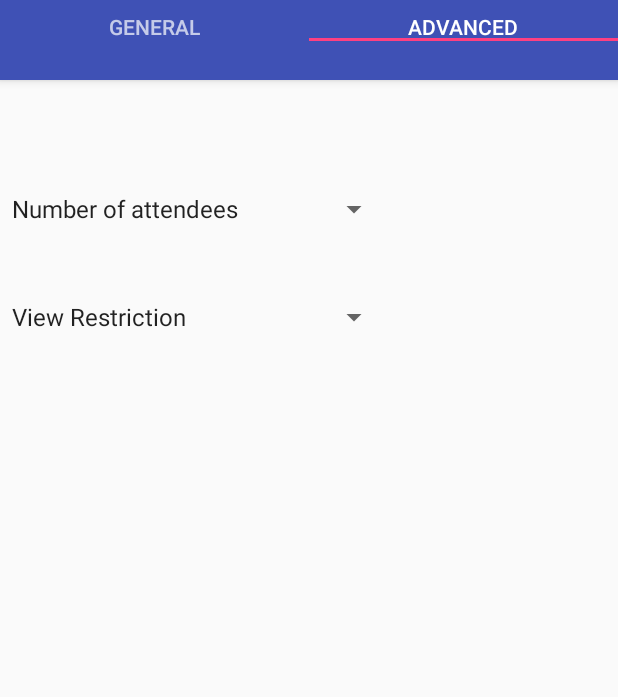
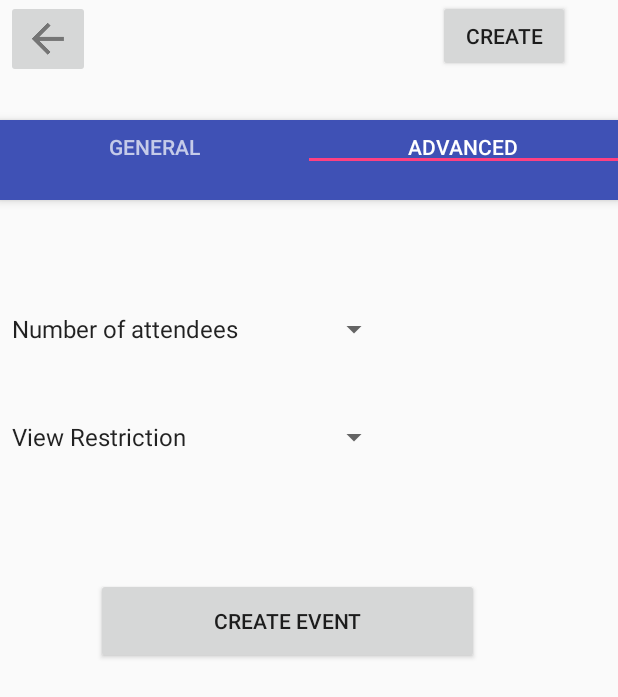
Before and after one commit to ilyayudkovich/InterestUp, an Android app: the CreateEventPage screen opened directly, with no data from a screen before it, tab 2 chosen, on a phone screen of 412 x 824 dp. Shown: the top 697 px of the screen. Run offline under Robolectric (Android 15) with nearby library versions, the phone set to English and light mode, and no system bars.

Commit message:
Adding back and create buttons to create event page.

```diff
--- a/app/src/main/java/com/example/mdenker/interestup/CreateEventPage.java
+++ b/app/src/main/java/com/example/mdenker/interestup/CreateEventPage.java
@@ -60,6 +60,10 @@ public class CreateEventPage extends AppCompatActivity {
         tabLayout.addOnTabSelectedListener(new TabLayout.ViewPagerOnTabSelectedListener(mViewPager));
     }
 
+    public void OnBackClick(View view) {
+        this.finish();
+    }
+
 
     @Override
     public boolean onCreateOptionsMenu(Menu menu) {
--- a/app/src/main/java/com/example/mdenker/interestup/CreateEventPage_AdvancedTab.java
+++ b/app/src/main/java/com/example/mdenker/interestup/CreateEventPage_AdvancedTab.java
@@ -2,10 +2,13 @@ package com.example.mdenker.interestup;
 
 import android.os.Bundle;
 import android.support.v4.app.Fragment;
+import android.util.Log;
 import android.view.LayoutInflater;
 import android.view.View;
 import android.view.ViewGroup;
 import android.widget.ArrayAdapter;
+import android.widget.Button;
+import android.widget.EditText;
 import android.widget.ImageView;
 import android.widget.Spinner;
 
@@ -14,6 +17,12 @@ import android.widget.Spinner;
  */
 
 public class CreateEventPage_AdvancedTab extends Fragment {
+
+    String name;
+
+    EditText eventNameInput;
+
+    Button createEventButton;
 
     @Override
     public View onCreateView(LayoutInflater inflater, ViewGroup container, Bundle savedInstanceState) {
@@ -37,7 +46,6 @@ public class CreateEventPage_AdvancedTab extends Fragment {
         AttendeeAdapter.setDropDownViewResource(android.R.layout.simple_dropdown_item_1line);
         AttendeeSpinner.setAdapter(AttendeeAdapter);
 
-
         return rootView;
 
     }
--- a/app/src/main/res/layout/create_event_advanced_tab.xml
+++ b/app/src/main/res/layout/create_event_advanced_tab.xml
@@ -24,4 +24,14 @@
         app:layout_constraintTop_toTopOf="parent"
         tools:layout_editor_absoluteX="0dp" />
 
+    <Button
+        android:id="@+id/create_event_button"
+        android:layout_width="255dp"
+        android:layout_height="57dp"
+        android:layout_marginStart="64dp"
+        android:layout_marginTop="252dp"
+        android:text="create event"
+        app:layout_constraintStart_toStartOf="parent"
+        app:layout_constraintTop_toTopOf="parent" />
+
 </android.support.constraint.ConstraintLayout>
--- a/app/src/main/res/layout/create_event_general_tab.xml
+++ b/app/src/main/res/layout/create_event_general_tab.xml
@@ -80,19 +80,17 @@
         android:layout_marginTop="120dp"
         android:ems="10"
         android:inputType="textPersonName"
-        android:text="Description"
         app:layout_constraintStart_toStartOf="parent"
         app:layout_constraintTop_toTopOf="parent" />
 
     <EditText
-        android:id="@+id/editText11"
+        android:id="@+id/general_event_name"
         android:layout_width="300dp"
         android:layout_height="45dp"
         android:layout_marginStart="44dp"
         android:layout_marginTop="56dp"
         android:ems="10"
         android:inputType="textPersonName"
-        android:text="Name"
         app:layout_constraintStart_toStartOf="parent"
         app:layout_constraintTop_toTopOf="parent" />
 
@@ -151,7 +149,6 @@
         android:layout_marginTop="400dp"
         android:ems="10"
         android:inputType="textPersonName"
-        android:text="Location"
         app:layout_constraintTop_toTopOf="parent"
         tools:layout_editor_absoluteX="0dp" />
 
--- a/app/src/main/res/layout/create_event_page.xml
+++ b/app/src/main/res/layout/create_event_page.xml
@@ -8,14 +8,38 @@
     android:fitsSystemWindows="true"
     tools:context="com.example.mdenker.interestup.CreateEventPage">
 
+    <android.support.constraint.ConstraintLayout
+        android:layout_width="match_parent"
+        android:layout_height="wrap_content">
+
+        <Button
+            android:id="@+id/button"
+            android:layout_width="wrap_content"
+            android:layout_height="wrap_content"
+            android:layout_marginStart="292dp"
+            android:text="create"
+            app:layout_constraintStart_toStartOf="parent"
+            tools:layout_editor_absoluteY="2dp" />
+
+        <ImageButton
+            android:id="@+id/imageButton7"
+            android:layout_width="wrap_content"
+            android:layout_height="wrap_content"
+            android:layout_marginStart="4dp"
+            android:onClick="OnBackClick"
+            app:layout_constraintStart_toStartOf="parent"
+            app:srcCompat="@drawable/back"
+            tools:layout_editor_absoluteY="0dp" />
+    </android.support.constraint.ConstraintLayout>
+
     <android.support.design.widget.AppBarLayout
         android:id="@+id/appbar"
         android:layout_width="match_parent"
         android:layout_height="53dp"
         android:paddingTop="@dimen/appbar_padding_top"
         android:theme="@style/AppTheme.AppBarOverlay"
+        android:layout_marginTop="120px"
         tools:layout_editor_absoluteY="1dp">
-
 
         <android.support.design.widget.TabLayout
             android:id="@+id/tabs"
@@ -41,6 +65,8 @@
         android:id="@+id/container"
         android:layout_width="match_parent"
         android:layout_height="match_parent"
-        app:layout_behavior="@string/appbar_scrolling_view_behavior" />
+        app:layout_behavior="@string/appbar_scrolling_view_behavior" >
+
+    </android.support.v4.view.ViewPager>
 
 </android.support.design.widget.CoordinatorLayout>
```
